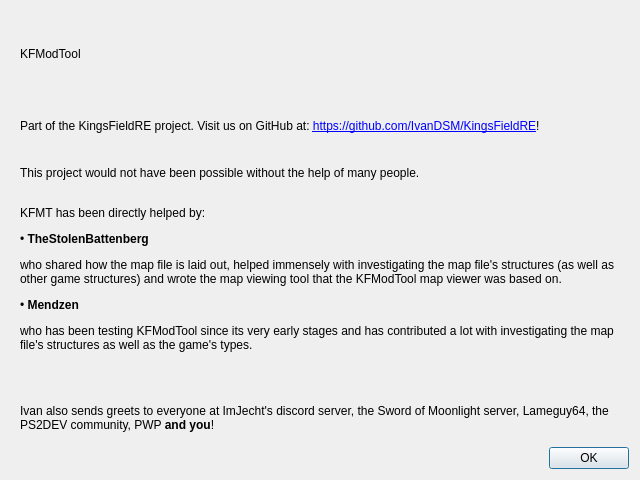
First picture: the form in Tools/KFModTool/aboutdialog.ui, repository IvanDSM/KingsFieldRE, before the edit.
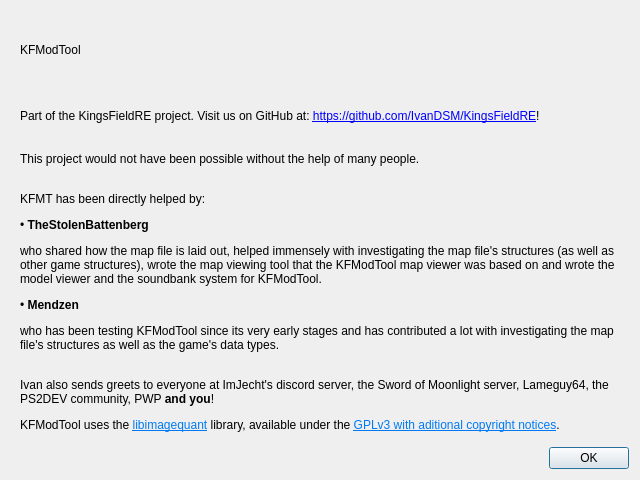
Second picture: the form after the edit.

Commit message: KFModTool: Add libimagequant binaries and copyright notices

```diff
--- a/Tools/KFModTool/aboutdialog.ui
+++ b/Tools/KFModTool/aboutdialog.ui
@@ -70,7 +70,7 @@
             <enum>QFrame::Sunken</enum>
            </property>
            <property name="text">
-            <string>&lt;html&gt;&lt;head/&gt;&lt;body&gt;&lt;p&gt;This project would not have been possible without the help of many people.&lt;br/&gt;&lt;/p&gt;&lt;p&gt;KFMT has been directly helped by:&lt;/p&gt;&lt;p&gt;• &lt;span style=&quot; font-weight:600;&quot;&gt;TheStolenBattenberg&lt;/span&gt;&lt;/p&gt;&lt;p&gt;who shared how the map file is laid out, helped immensely with investigating the map file's structures (as well as other game structures) and wrote the map viewing tool that the KFModTool map viewer was based on.&lt;/p&gt;&lt;p&gt;• &lt;span style=&quot; font-weight:600;&quot;&gt;Mendzen&lt;/span&gt;&lt;/p&gt;&lt;p&gt;who has been testing KFModTool since its very early stages and has contributed a lot with investigating the map file's structures as well as the game's types.&lt;/p&gt;&lt;p&gt;&lt;br/&gt;&lt;/p&gt;&lt;p&gt;Ivan also sends greets to everyone at ImJecht's discord server, the Sword of Moonlight server, Lameguy64, the PS2DEV community, PWP &lt;span style=&quot; font-weight:600;&quot;&gt;and you&lt;/span&gt;!&lt;/p&gt;&lt;/body&gt;&lt;/html&gt;</string>
+            <string>&lt;html&gt;&lt;head/&gt;&lt;body&gt;&lt;p&gt;This project would not have been possible without the help of many people.&lt;br/&gt;&lt;/p&gt;&lt;p&gt;KFMT has been directly helped by:&lt;/p&gt;&lt;p&gt;• &lt;span style=&quot; font-weight:600;&quot;&gt;TheStolenBattenberg&lt;/span&gt;&lt;/p&gt;&lt;p&gt;who shared how the map file is laid out, helped immensely with investigating the map file's structures (as well as other game structures), wrote the map viewing tool that the KFModTool map viewer was based on and wrote the model viewer and the soundbank system for KFModTool.&lt;/p&gt;&lt;p&gt;• &lt;span style=&quot; font-weight:600;&quot;&gt;Mendzen&lt;/span&gt;&lt;/p&gt;&lt;p&gt;who has been testing KFModTool since its very early stages and has contributed a lot with investigating the map file's structures as well as the game's data types.&lt;br/&gt;&lt;/p&gt;&lt;p&gt;Ivan also sends greets to everyone at ImJecht's discord server, the Sword of Moonlight server, Lameguy64, the PS2DEV community, PWP &lt;span style=&quot; font-weight:600;&quot;&gt;and you&lt;/span&gt;!&lt;/p&gt;&lt;p&gt;KFModTool uses the &lt;a href=&quot;https://pngquant.org/lib/&quot;&gt;&lt;span style=&quot; text-decoration: underline; color:#007af4;&quot;&gt;libimagequant&lt;/span&gt;&lt;/a&gt; library, available under the &lt;a href=&quot;https://raw.githubusercontent.com/ImageOptim/libimagequant/master/COPYRIGHT&quot;&gt;&lt;span style=&quot; text-decoration: underline; color:#007af4;&quot;&gt;GPLv3 with aditional copyright notices&lt;/span&gt;&lt;/a&gt;.&lt;/p&gt;&lt;/body&gt;&lt;/html&gt;</string>
            </property>
            <property name="wordWrap">
             <bool>true</bool>
```
The commit also changes 3 other files.
